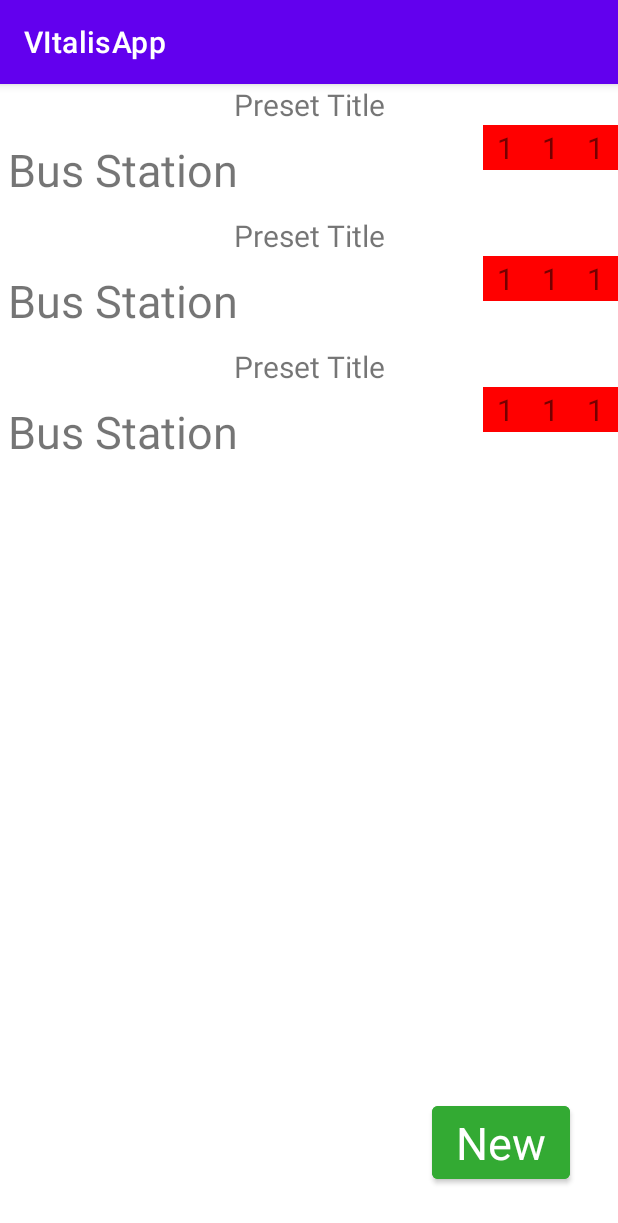
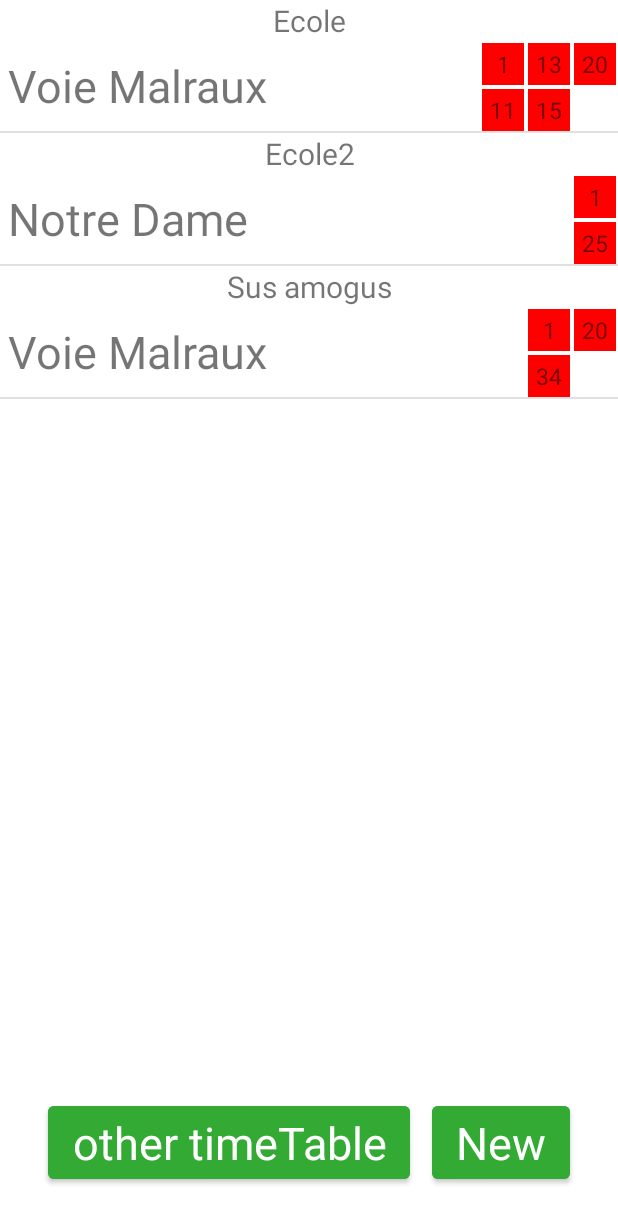
Before and after one commit to Bubulleux/Better-Bus-Poitiers, an Android app: the screen it shows after launch (MainActivity), on a phone screen of 412 x 824 dp. Shown: the top 1223 px of the screen. Run offline under Robolectric (Android 15) with nearby library versions, the light colour scheme and no system bars.

Commit message:
Station List

```diff
--- a/app/src/main/java/com/example/vitalisapp/ApiInteractor.java
+++ b/app/src/main/java/com/example/vitalisapp/ApiInteractor.java
@@ -4,11 +4,12 @@ import okhttp3.*;
 import org.jetbrains.annotations.NotNull;
 
 import java.io.IOException;
+import java.io.Serializable;
 import java.util.Objects;
 
 import com.google.gson.Gson;
 
-public class ApiInteractor {
+public class ApiInteractor implements Serializable {
 	private OkHttpClient client = new OkHttpClient();
 	public String token = "";
 	Station[] stations;
@@ -30,7 +31,10 @@ public class ApiInteractor {
 				int tokenIndex = body.indexOf("token");
 				int end_token = body.indexOf("',", tokenIndex);
 				token = "Bearer " + body.substring(tokenIndex + 8, end_token);
-				callback.onResponse(token);
+				if (callback != null)
+				{
+					callback.onResponse(token);
+				}
 			}
 		});
 	}
@@ -208,7 +212,7 @@ abstract class CallBackHttp implements Callback
 		}
 		else
 		{
-			System.out.printf("Http Request not Successful: %s", response.request().url());
+			System.out.printf("Http Request not Successful: %s \n %s \n", response.request().url(), response.body());
 		}
 	}
 
--- a/app/src/main/java/com/example/vitalisapp/CustomAdapter.java
+++ b/app/src/main/java/com/example/vitalisapp/CustomAdapter.java
@@ -6,30 +6,49 @@ import android.view.View;
 import android.view.ViewGroup;
 import android.widget.BaseAdapter;
 
-public class CustomAdapter extends BaseAdapter {
-	private LayoutInflater inflater;
+import java.util.ArrayList;
+import java.util.Arrays;
+import java.util.List;
 
-	public CustomAdapter(Context conctex)
+public class CustomAdapter<T> extends BaseAdapter
+{
+	private final LayoutInflater inflater;
+	public List<T> list;
+	private final IUpdateAdapter<T> interfaceAdapter;
+
+
+	public CustomAdapter(Context context, List<T> list, IUpdateAdapter<T> interfaceAdapter)
 	{
-		inflater = LayoutInflater.from(conctex);
+		this.inflater = LayoutInflater.from(context);
+		this.list = list;
+		this.interfaceAdapter = interfaceAdapter;
 	}
+
+
+
 	@Override
 	public int getCount() {
-		return 0;
+		return list.size();
 	}
 
 	@Override
-	public Object getItem(int i) {
-		return null;
+	public T getItem(int i) {
+		return list.get(i);
 	}
 
 	@Override
-	public long getItemId(int i) {
+	public long getItemId(int i)
+	{
 		return 0;
 	}
 
 	@Override
 	public View getView(int i, View view, ViewGroup viewGroup) {
-		return inflater.inflate(R.layout.preset_item, null);
+		return interfaceAdapter.getView(i, view, viewGroup, inflater, list);
+	}
+
+	public interface IUpdateAdapter<T>
+	{
+		View getView(int i, View view, ViewGroup viewGroup, LayoutInflater inflater, List<T> list);
 	}
 }
--- a/app/src/main/java/com/example/vitalisapp/JsonObject.java
+++ b/app/src/main/java/com/example/vitalisapp/JsonObject.java
@@ -1,6 +1,8 @@
 package com.example.vitalisapp;
 
-class Station
+import java.io.Serializable;
+
+class Station implements Serializable
 {
 	String stop_id;
 	String id = "";
--- a/app/src/main/java/com/example/vitalisapp/MainActivity.java
+++ b/app/src/main/java/com/example/vitalisapp/MainActivity.java
@@ -1,17 +1,23 @@
 package com.example.vitalisapp;
 
-import android.content.Context;
+import android.app.Activity;
+import android.content.Intent;
 import android.view.LayoutInflater;
 import android.view.View;
 import android.view.ViewGroup;
-import android.widget.BaseAdapter;
-import android.widget.GridView;
-import android.widget.ListView;
+import android.widget.*;
+import androidx.activity.result.ActivityResult;
+import androidx.activity.result.ActivityResultCallback;
+import androidx.activity.result.ActivityResultLauncher;
+import androidx.activity.result.contract.ActivityResultContract;
+import androidx.activity.result.contract.ActivityResultContracts;
 import androidx.appcompat.app.AppCompatActivity;
 import android.os.Bundle;
 
 import java.util.ArrayList;
+import java.util.Arrays;
 import java.util.List;
+import java.util.zip.Inflater;
 
 public class MainActivity extends AppCompatActivity {
 
@@ -19,19 +25,46 @@ public class MainActivity extends AppCompatActivity {
 	private final List<PresetItem> presets = new ArrayList<>();
 	public LayoutInflater inflater;
 
-    @Override
+	ActivityResultLauncher<Intent> anctivityGetOtherStation;
+
+
+
+	@Override
     protected void onCreate(Bundle savedInstanceState) {
         super.onCreate(savedInstanceState);
         setContentView(R.layout.activity_main);
 
 
-		System.out.println("Start");
-		//TestInteractor();
-		presets.add(new PresetItem("Ecole", "Voie Malraux", new String[]{"1", "11"}, false ));
+		//Inisialize Exemple Preset
+		presets.add(new PresetItem("Ecole", "Voie Malraux", new String[]{"1", "11", "13", "15", "20"}, false ));
 		presets.add(new PresetItem("Ecole2", "Notre Dame", new String[]{"1", "25"}, true ));
-		presets.add(new PresetItem("Sus amogus", "Voie Malraux", new String[]{"1", "34"}, false ));
-		GridView presetListView = (GridView)findViewById(R.id.preset_list);
-		System.out.println(presetListView);
+		presets.add(new PresetItem("Sus amogus", "Voie Malraux", new String[]{"1", "34", "20"}, false ));
+
+
+		inflater = LayoutInflater.from(this);
+		ListView presetListView = (ListView)findViewById(R.id.preset_list);
+
+		//Get Api token
+		interactor.GetToken(null);
+
+		//Initiate Activity Result
+		anctivityGetOtherStation = registerForActivityResult(new ActivityResultContracts.StartActivityForResult(),
+			new ActivityResultCallback<ActivityResult>()
+			{
+				@Override
+				public void onActivityResult(ActivityResult result)
+				{
+					if (result.getResultCode() == RESULT_OK && result.getData() != null)
+					{
+						Bundle bundle = result.getData().getExtras();
+						GetStationNextPassage((Station) bundle.get("Station"));
+					}
+					else
+					{
+						System.out.println("Error to receive Result");
+					}
+				}
+			});
 
 		if (presetListView == null)
 		{
@@ -39,21 +72,60 @@ public class MainActivity extends AppCompatActivity {
 			return;
 		}
 
-		inflater = LayoutInflater.from(this);
+		findViewById(R.id.button_other).setOnClickListener(new View.OnClickListener() {
+			@Override
+			public void onClick(View view) {
+				((MainActivity)view.getContext()).otherTimetable();
+			}
+		});
 
 
-		presetListView.setAdapter(new UpdateAdapter<PresetItem>(this, presets, new UpdateAdapter.IUpdateAdapter<PresetItem>() {
+
+		//Initialize Preset List
+		presetListView.setAdapter(new CustomAdapter<PresetItem>(this, presets, new CustomAdapter.IUpdateAdapter<PresetItem>() {
 			@Override
 			public View getView(int i, View view, ViewGroup viewGroup, LayoutInflater inflater, List<PresetItem> list) {
 				view = inflater.inflate(R.layout.preset_item, null);
+				PresetItem item = list.get(i);
+
+				((TextView)view.findViewById(R.id.name_txt)).setText(item.name);
+				((TextView)view.findViewById(R.id.station_text)).setText(item.stationName);
+
+				GridLayout lineGrid = ((GridLayout)view.findViewById(R.id.line_list));
+				for (String line : item.lineId)
+				{
+					LinearLayout layout = (LinearLayout) inflater.inflate(R.layout.line_item, null);
+					TextView textView = ((TextView)layout.findViewById(R.id.line_id));
+
+					textView.setText(line);
+					lineGrid.addView(layout);
+				}
+
 				return view;
 			}
 		}));
 
-		//presetListView.setAdapter(new CustomAdapter(this));
+    }
 
+	public void otherTimetable()
+	{
+		Intent intent = new Intent(this, ActivityFindStation.class);
 
-    }
+		interactor.GetAllStations(new ApiInteractor.CallbackObject<Station[]>() {
+			@Override
+			public void onResponse(Station[] object) {
+
+				intent.putExtra("Stations", object);
+				anctivityGetOtherStation.launch(intent);
+			}
+		});
+	}
+
+	private void GetStationNextPassage(Station station)
+	{
+		System.out.printf("Station Chose: %s\n", station.name);
+	}
+
 
 	private void TestInteractor()
 	{
--- a/app/src/main/java/com/example/vitalisapp/UpdateAdapter.java
+++ /dev/null
@@ -1,50 +0,0 @@
-package com.example.vitalisapp;
-
-import android.content.Context;
-import android.view.LayoutInflater;
-import android.view.View;
-import android.view.ViewGroup;
-import android.widget.BaseAdapter;
-
-import java.util.List;
-
-public class UpdateAdapter<T> extends BaseAdapter
-{
-	private final LayoutInflater inflater;
-	private final List<T> list;
-	private final IUpdateAdapter<T> interfaceAdapter;
-
-
-	public UpdateAdapter(Context context, List<T> list, IUpdateAdapter<T> interfaceAdapter)
-	{
-		this.inflater = LayoutInflater.from(context);
-		this.list = list;
-		this.interfaceAdapter = interfaceAdapter;
-	}
-
-	@Override
-	public int getCount() {
-		return list.size();
-	}
-
-	@Override
-	public T getItem(int i) {
-		return list.get(i);
-	}
-
-	@Override
-	public long getItemId(int i)
-	{
-		return 0;
-	}
-
-	@Override
-	public View getView(int i, View view, ViewGroup viewGroup) {
-		return interfaceAdapter.getView(i, view, viewGroup, inflater, list);
-	}
-
-	public interface IUpdateAdapter<T>
-	{
-		View getView(int i, View view, ViewGroup viewGroup, LayoutInflater inflater, List<T> list);
-	}
-}
--- a/app/src/main/res/layout/activity_main.xml
+++ b/app/src/main/res/layout/activity_main.xml
@@ -12,22 +12,38 @@
 			android:textSize="30sp"
 			android:layout_width="wrap_content"
 			android:layout_height="wrap_content"
-			android:id="@+id/button"
-			app:layout_constraintEnd_toEndOf="parent"
+			android:id="@+id/button_new"
+			app:layout_constraintRight_toRightOf="parent"
 			app:layout_constraintBottom_toBottomOf="parent"
-			android:layout_marginBottom="32dp" android:layout_marginRight="32dp" android:layout_marginEnd="32dp"
+			android:layout_marginBottom="32dp"
+			android:layout_marginRight="32dp"
+			android:backgroundTint="@color/color_btn"
+			style="@style/Base.CardView"
+			tools:targetApi="lollipop"/>
+
+	<Button
+			android:text="@string/other"
+			android:textSize="30sp"
+			android:layout_width="wrap_content"
+			android:layout_height="wrap_content"
+			android:id="@+id/button_other"
+			app:layout_constraintLeft_toLeftOf="parent"
+			app:layout_constraintBottom_toBottomOf="parent"
+			android:layout_marginBottom="32dp"
+			android:layout_marginLeft="32dp"
 			android:backgroundTint="@color/color_btn"
 			style="@style/Base.CardView"
 			tools:targetApi="lollipop"/>
 
 
-	<GridView
+	<ListView
 			android:id="@+id/preset_list"
 			android:layout_width="match_parent"
 			android:layout_height="0dp"
 			app:layout_constraintTop_toTopOf="parent"
 			app:layout_constraintBottom_toBottomOf="parent"
+			app:layout_constraintEnd_toEndOf="parent"
+			/>
 
-			app:layout_constraintEnd_toEndOf="parent"/>
 
 </androidx.constraintlayout.widget.ConstraintLayout>
--- /dev/null
+++ b/app/src/main/res/layout/line_item.xml
@@ -0,0 +1,16 @@
+<?xml version="1.0" encoding="utf-8"?>
+<LinearLayout
+		xmlns:android="http://schemas.android.com/apk/res/android"
+		android:layout_width="30dp"
+		android:layout_height="30dp">
+	<TextView
+			android:layout_width="28dp"
+			android:layout_height="28dp"
+			android:textSize="15dp"
+			android:text="N99"
+			android:id="@+id/line_id"
+			android:background="#F00"
+			android:gravity="center"
+			android:layout_margin="1dp"/>
+
+</LinearLayout>
--- a/app/src/main/res/layout/preset_item.xml
+++ b/app/src/main/res/layout/preset_item.xml
@@ -37,28 +37,6 @@
 			app:layout_constraintTop_toBottomOf="@+id/name_txt"
 			android:id="@+id/line_list"
 			android:rowCount="2"
-
-			>
-		<TextView
-				android:layout_width="30dp"
-				android:layout_height="30dp"
-				android:textSize="20dp"
-				android:text="1"
-				android:background="#F00"
-				android:gravity="center"/>
-		<TextView
-				android:layout_width="30dp"
-				android:layout_height="30dp"
-				android:textSize="20dp"
-				android:text="1"
-				android:background="#F00"
-				android:gravity="center"/>
-		<TextView
-				android:layout_width="30dp"
-				android:layout_height="30dp"
-				android:textSize="20dp"
-				android:text="1"
-				android:background="#F00"
-				android:gravity="center"/>
-	</GridLayout>
+			android:orientation="vertical">
+		</GridLayout>
 </androidx.constraintlayout.widget.ConstraintLayout>
--- a/app/src/main/res/values/strings.xml
+++ b/app/src/main/res/values/strings.xml
@@ -1,4 +1,6 @@
 <resources>
 	<string name="app_name">VItalisApp</string>
 	<string name="new_btn">New</string>
+	<string name="other">other timeTable</string>
+	<string name="search_hint">Search</string>
 </resources>
--- a/app/src/main/res/values/style.xml
+++ /dev/null
@@ -1,6 +0,0 @@
-<?xml version="1.0" encoding="utf-8"?>
-<resources>
-	<style name="btn_style">
-
-	</style>
-</resources>
--- a/app/src/main/res/values/themes.xml
+++ b/app/src/main/res/values/themes.xml
@@ -1,6 +1,6 @@
 <resources xmlns:tools="http://schemas.android.com/tools">
 	<!-- Base application theme. -->
-	<style name="Theme.VItalisApp" parent="Theme.MaterialComponents.DayNight.DarkActionBar">
+	<style name="Theme.VItalisApp" parent="Theme.MaterialComponents.DayNight.NoActionBar">
 		<!-- Primary brand color. -->
 		<item name="colorPrimary">@color/purple_500</item>
 		<item name="colorPrimaryVariant">@color/purple_700</item>
```
Also changed, not shown: app/src/main/AndroidManifest.xml (+10 -2 lines), app/src/main/java/com/example/vitalisapp/ActivityFindStation.java (added, +94 -0 lines), app/src/main/java/com/example/vitalisapp/NextPassageActivity.java (added, +14 -0 lines), app/src/main/res/layout/activity_find_station.xml (added, +26 -0 lines), app/src/main/res/layout/activity_next_passage.xml (added, +10 -0 lines), app/src/main/res/layout/station_item.xml (added, +13 -0 lines).
